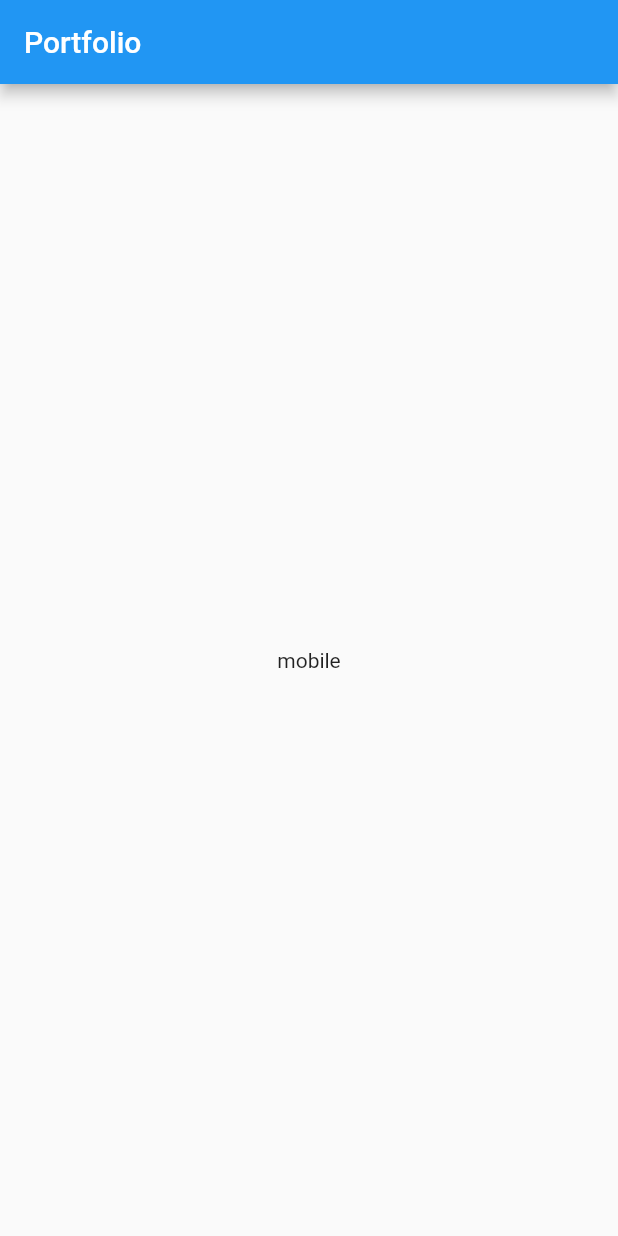
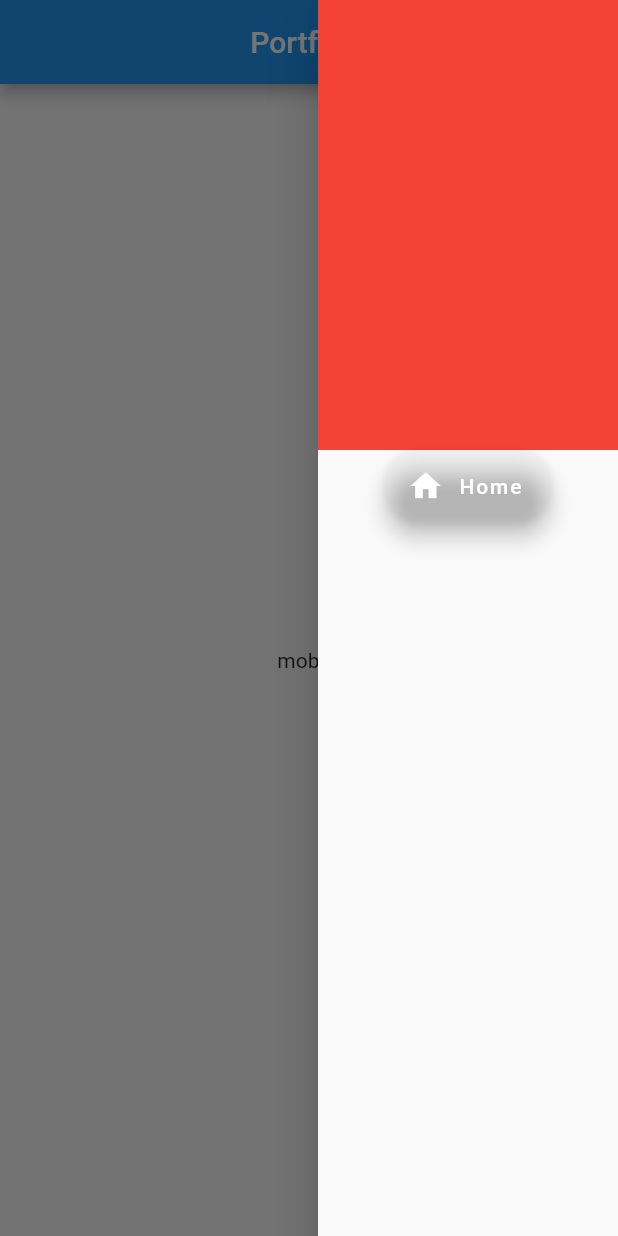
Before and after one commit to vaibhavrajsinghSys/Portfolio, a Flutter app: the screen it shows after launch, with the side drawer open (before the commit the screen has no drawer), on a phone screen of 412 x 824 dp. Run offline on Flutter 3.47's test engine with Material 2 defaults, Android fonts, the phone set to English and light mode, and no system bars; our stand-ins replace firebase_core; accounts and stored records are empty.

Commit message:
feature/Application_dark_light_themes - change in the home page. - modification in the mobile view

```diff
--- a/lib/Utils/Themes.dart
+++ b/lib/Utils/Themes.dart
@@ -2,6 +2,9 @@
 import 'package:flutter/material.dart';
 
 class CustomThemes {
-  final lightThemes = ThemeData(appBarTheme: const AppBarTheme());
-  final darkTheme = ThemeData(appBarTheme: const AppBarTheme());
+  final lightThemes =
+      ThemeData(appBarTheme: const AppBarTheme(centerTitle: true));
+  final darkTheme = ThemeData(
+    appBarTheme: const AppBarTheme(centerTitle: true),
+  );
 }
--- a/lib/View/HomePage.dart
+++ b/lib/View/HomePage.dart
@@ -33,11 +33,13 @@ class _MyHomePageState extends State<MyHomePage> {
         appBar: AppBar(
           title: const Text("Portfolio"),
           actions: [
-            IconButton.filled(onPressed: () {}, icon: const Icon(Icons.home)),
-            IconButton.filled(onPressed: () {}, icon: const Icon(Icons.list)),
+            IconButton.outlined(onPressed: () {}, icon: const Icon(Icons.home)),
+            const SizedBox(
+              width: 20,
+            )
           ],
         ),
-        body: Center(child: Text("desktop")));
+        body: const Center(child: Text("desktop")));
   }
 
   Widget tableView() {
@@ -51,6 +53,21 @@ class _MyHomePageState extends State<MyHomePage> {
 
   Widget mobileView() {
     return Scaffold(
+      endDrawer: Drawer(
+          width: 200,
+          child: Column(children: [
+            Container(
+              height: 300,
+              color: Colors.red,
+            ),
+            FloatingActionButton.extended(
+              onPressed: () {},
+              label: Text("Home"),
+              icon: Icon(Icons.home),
+              backgroundColor: Colors.transparent,
+              extendedIconLabelSpacing: 10,
+            )
+          ])),
       appBar: AppBar(
         title: const Text("Portfolio"),
       ),
```
